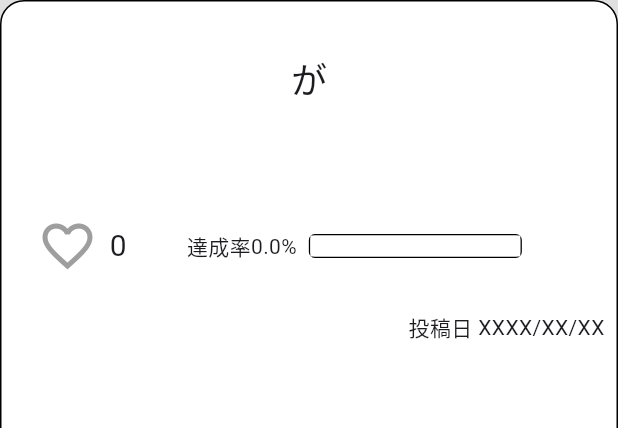
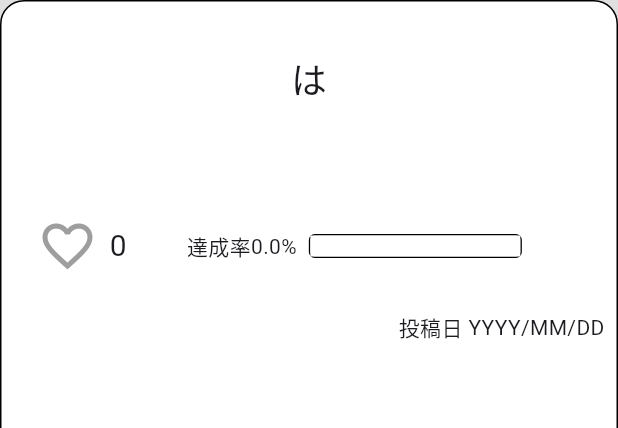
Before and after one commit to r-sei/Flutter_Jr_hackathon, a Flutter app: the TaskProgressPost widget shown alone on an empty page, opened directly with empty values, on a phone screen of 412 x 824 dp. Shown: the top 428 px of the screen. Run offline on Flutter 3.47's test engine with Material 3 defaults, Android fonts, the phone set to English and light mode, and no system bars; drawn by our look-alikes of percent_indicator; our stand-ins replace cloud_firestore, expandable, firebase_core, flutter_riverpod, freezed_annotation, gap and 1 more; accounts and stored records are empty; generated files the repository leaves out were written again.

Commit message:
🔥 助詞の変更

```diff
--- a/lib/home/components/task_progress_post.dart
+++ b/lib/home/components/task_progress_post.dart
@@ -41,7 +41,7 @@ class TaskProgressPost extends StatelessWidget {
                 ),
               ),
               const Text(
-                'が',
+                'は',
                 style: TextStyle(
                   fontSize: 24,
                 ),
@@ -102,11 +102,12 @@ class TaskProgressPost extends StatelessWidget {
               mainAxisAlignment: MainAxisAlignment.end,
               children: [
                 Text('投稿日 '),
-                Text('XXXX/XX/XX'),
+                Text('YYYY/MM/DD'),
+                // Text(
+                //     '${progress.createdAt.year}/${progress.createdAt.month}/${progress.createdAt.day}'),
               ],
             ),
           ),
-
         ],
       ),
     );
```
